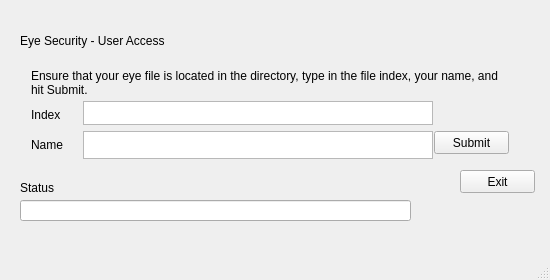
The window that eye_sec_user.ui (caromo/eyesec-gui) describes before a commit, drawn with Qt 5.
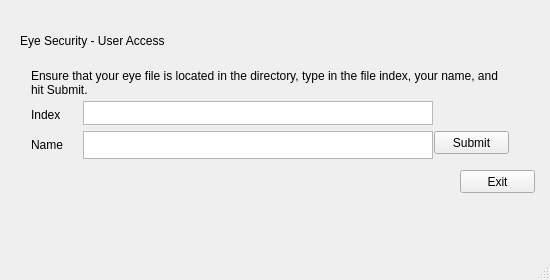
The same window after the commit.

```diff
--- a/eye_sec_user.ui
+++ b/eye_sec_user.ui
@@ -197,29 +197,6 @@
      <string>Exit</string>
     </property>
    </widget>
-   <widget class="QLineEdit" name="statustext">
-    <property name="geometry">
-     <rect>
-      <x>20</x>
-      <y>200</y>
-      <width>391</width>
-      <height>21</height>
-     </rect>
-    </property>
-   </widget>
-   <widget class="QLabel" name="status">
-    <property name="geometry">
-     <rect>
-      <x>20</x>
-      <y>180</y>
-      <width>59</width>
-      <height>16</height>
-     </rect>
-    </property>
-    <property name="text">
-     <string>Status</string>
-    </property>
-   </widget>
   </widget>
   <widget class="QStatusBar" name="statusBar"/>
   <widget class="QMenuBar" name="menuBar">
```
